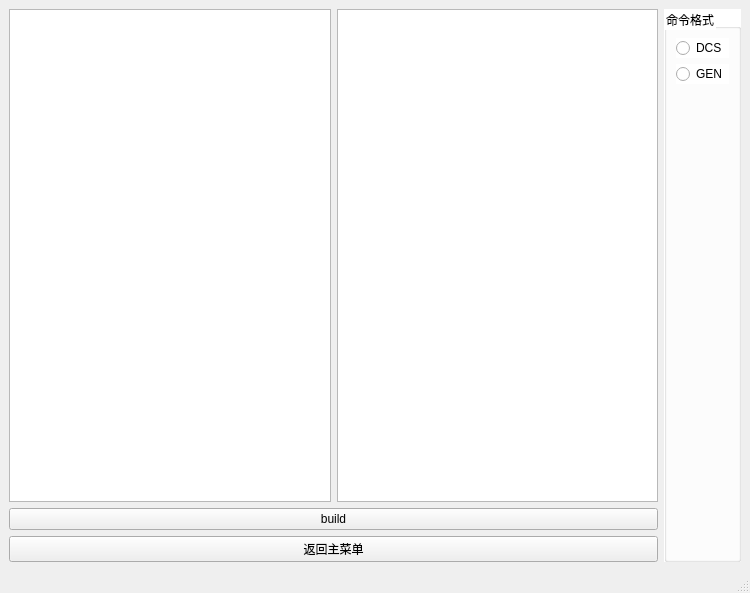
Before: the Qt Designer form 03_bsp_tools/ui_initcode_builder.ui in 0aibin0/python_pyqt5_learning, drawn with Qt 5.
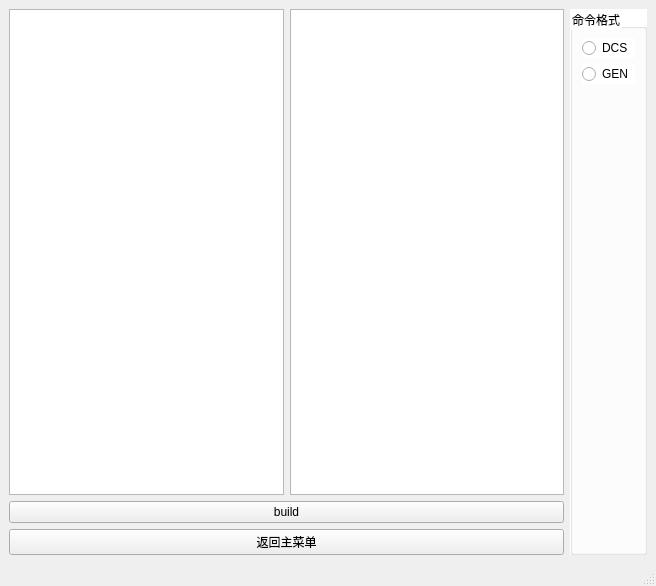
After: the same form once the commit is applied.

What changed in the file:
```diff
--- a/03_bsp_tools/ui_initcode_builder.ui
+++ b/03_bsp_tools/ui_initcode_builder.ui
@@ -6,8 +6,8 @@
    <rect>
     <x>0</x>
     <y>0</y>
-    <width>750</width>
-    <height>593</height>
+    <width>656</width>
+    <height>586</height>
    </rect>
   </property>
   <property name="windowTitle">
```
Left out of the diff: 14 changed lines with no effect on the pictures.
